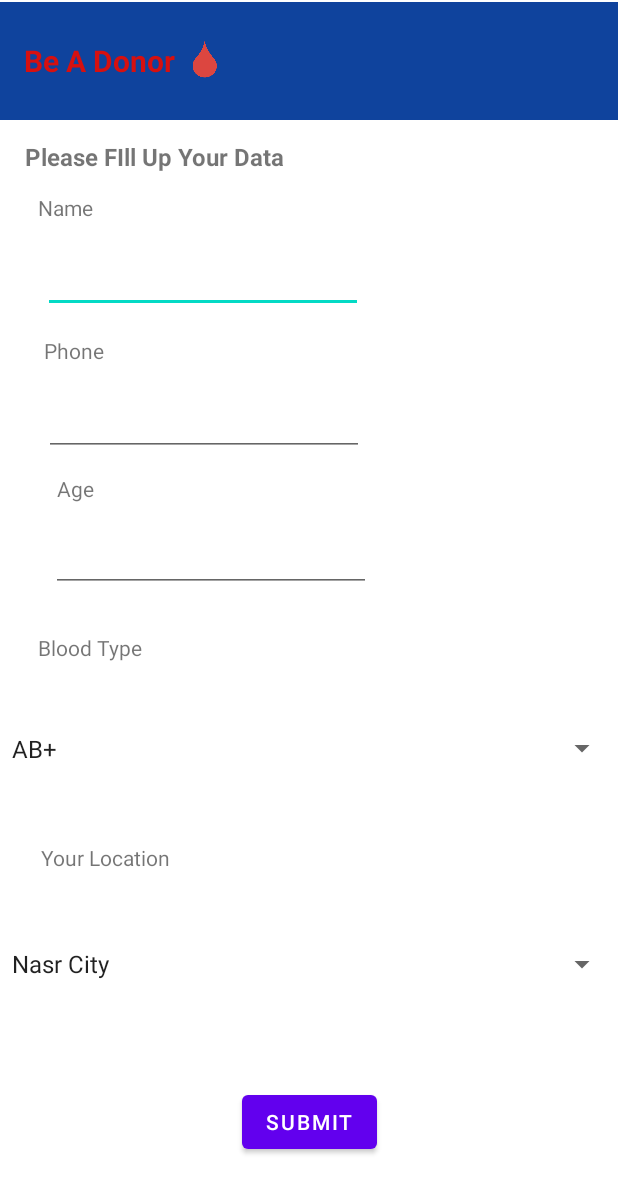
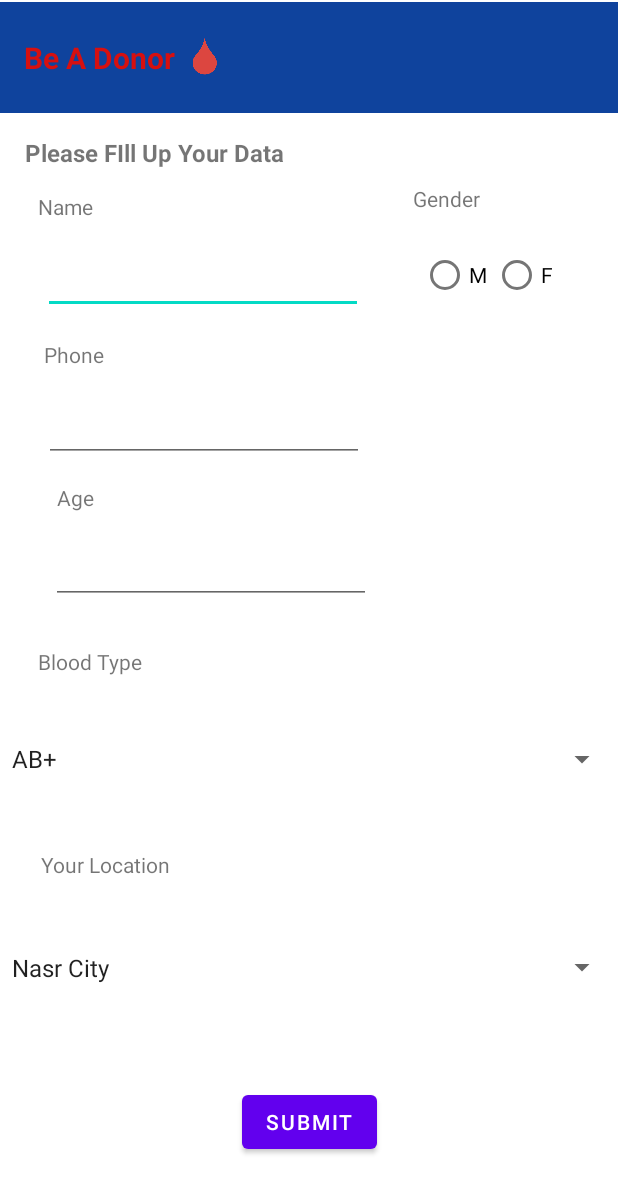
Before and after one commit to Antony-Samir/Blood-Donation-App, an Android app: the layout activity_donor_signup.xml on its own in the app's theme, with its tools: preview values and no code run, on a phone screen of 412 x 824 dp. Shown: the top 1193 px of the screen. Run offline under Robolectric (Android 15) with nearby library versions, the phone set to English and light mode, and no system bars.

Commit message:
Adding Gender to the data base

```diff
--- a/Blood Donation App/app/src/main/java/com/example/blooddonationapp/ResultDonorsActivity.java
+++ b/Blood Donation App/app/src/main/java/com/example/blooddonationapp/ResultDonorsActivity.java
@@ -42,8 +42,8 @@ public class ResultDonorsActivity extends AppCompatActivity {
         Cursor cursor = donorDB.fetchAllDonors();
         while (!cursor.isAfterLast())
         {
-            if(bloodTypeExtra.equals(cursor.getString(4)) &&
-                    locationExtra.equals(cursor.getString(5)))
+            if(bloodTypeExtra.equals(cursor.getString(5)) &&
+                    locationExtra.equals(cursor.getString(6)))
             {
                 viewAdapter.add(cursor.getString(1));
             }
--- a/Blood Donation App/app/src/main/res/layout/activity_donor_signup.xml
+++ b/Blood Donation App/app/src/main/res/layout/activity_donor_signup.xml
@@ -73,6 +73,20 @@
         app:layout_constraintEnd_toEndOf="parent"
         app:layout_constraintStart_toStartOf="@+id/RegisterTitle"
         app:layout_constraintTop_toBottomOf="@+id/RegisterTitle" />
+
+    <TextView
+        android:id="@+id/GenderTxtView"
+        android:layout_width="wrap_content"
+        android:layout_height="wrap_content"
+        android:layout_marginStart="216dp"
+        android:layout_marginTop="47dp"
+        android:layout_marginEnd="95dp"
+        android:layout_marginBottom="15dp"
+        android:text="@string/gender"
+        app:layout_constraintBottom_toTopOf="@+id/GenderRadioGroup"
+        app:layout_constraintEnd_toEndOf="parent"
+        app:layout_constraintStart_toEndOf="@+id/NameTxtView"
+        app:layout_constraintTop_toBottomOf="@+id/toolbar" />
 
     <EditText
         android:id="@+id/NameTxt"
@@ -201,4 +215,33 @@
         app:layout_constraintStart_toStartOf="parent"
         app:layout_constraintTop_toBottomOf="@+id/LocationSpinner2" />
 
+    <RadioGroup
+        android:id="@+id/GenderRadioGroup"
+        android:layout_width="wrap_content"
+        android:layout_height="wrap_content"
+        android:layout_marginStart="38dp"
+        android:layout_marginTop="2dp"
+        android:layout_marginEnd="35dp"
+        android:layout_marginBottom="261dp"
+        android:orientation="horizontal"
+        app:layout_constraintBottom_toTopOf="@+id/BloodTypeSpinner2"
+        app:layout_constraintEnd_toEndOf="parent"
+        app:layout_constraintStart_toEndOf="@+id/NameTxt"
+        app:layout_constraintTop_toBottomOf="@+id/GenderTxtView">
+
+        <RadioButton
+            android:id="@+id/MaleButton"
+            android:layout_width="wrap_content"
+            android:layout_height="wrap_content"
+            android:text="@string/m"
+            />
+
+        <RadioButton
+            android:id="@+id/FemaleButton"
+            android:layout_width="wrap_content"
+            android:layout_height="wrap_content"
+            android:text="@string/f"
+            />
+    </RadioGroup>
+
 </androidx.constraintlayout.widget.ConstraintLayout>
--- a/Blood Donation App/app/src/main/res/layout/activity_login.xml
+++ b/Blood Donation App/app/src/main/res/layout/activity_login.xml
@@ -8,8 +8,8 @@
 
     <TextView
         android:id="@+id/Background"
-        android:layout_width="409dp"
-        android:layout_height="729dp"
+        android:layout_width="0dp"
+        android:layout_height="0dp"
         android:layout_marginStart="1dp"
         android:layout_marginTop="1dp"
         android:layout_marginEnd="1dp"
@@ -23,7 +23,7 @@
     <Button
         android:id="@+id/HospitalBtn"
         android:layout_width="wrap_content"
-        android:layout_height="wrap_content"
+        android:layout_height="47dp"
         android:layout_marginStart="1dp"
         android:layout_marginTop="300dp"
         android:layout_marginEnd="311dp"
--- a/Blood Donation App/app/src/main/res/values/strings.xml
+++ b/Blood Donation App/app/src/main/res/values/strings.xml
@@ -25,6 +25,10 @@
     <string name="username">Username:</string>
     <string name="hospital">Hospital</string>
     <string name="new_account">New Account?</string>
+    <string name="fetch_all_donors">Fetch All Donors</string>
+    <string name="m">M</string>
+    <string name="f">F</string>
+    <string name="gender">Gender</string>
 
     <string-array name="bloodType">
         <item>AB+</item>
```
Also changed, not shown: Blood Donation App/app/src/main/AndroidManifest.xml (+20 -7 lines), Blood Donation App/app/src/main/java/com/example/blooddonationapp/AllDonorsActivity.java (+12 -4 lines), Blood Donation App/app/src/main/java/com/example/blooddonationapp/DonorDBHelper.java (+14 -3 lines), Blood Donation App/app/src/main/java/com/example/blooddonationapp/RegisterAsDonorActivity.java (+33 -2 lines), Blood Donation App/app/src/main/res/layout/activity_all_donors.xml (+28 -13 lines), Blood Donation App/app/src/main/res/layout/activity_hospital_home.xml (+18 -17 lines), 1 other file.
